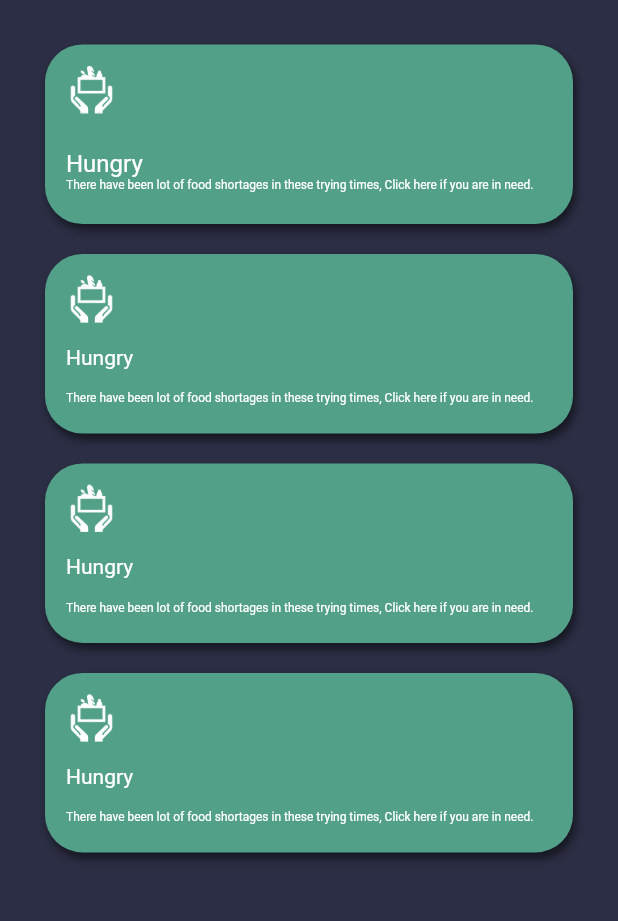
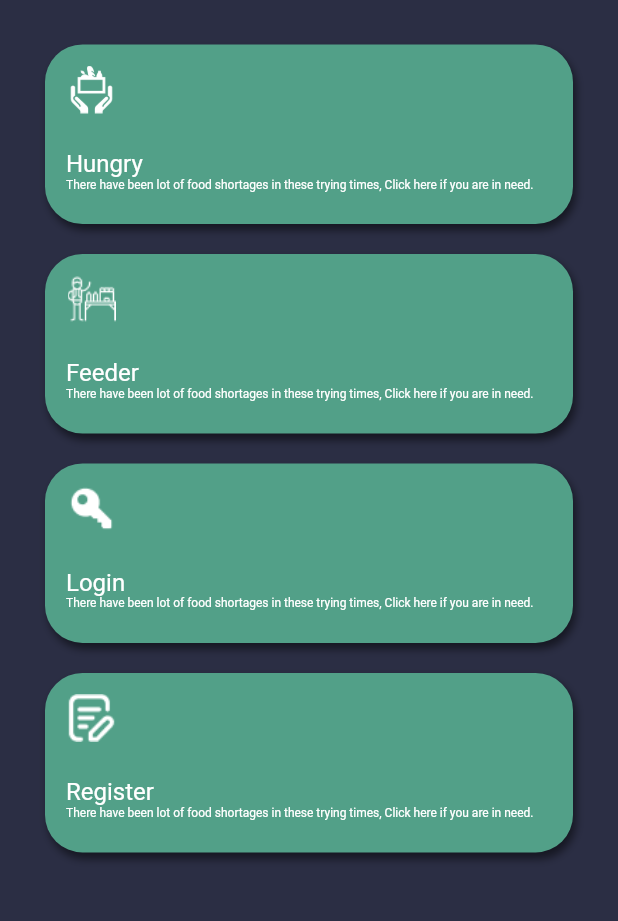
Before and after one commit to DB-25/impaco-2, a Flutter app: the HomeScreen screen opened directly, on a phone screen of 412 x 824 dp, the part 80-1001 px from its top. Run offline on Flutter 3.47's test engine with Material 2 defaults, Android fonts, the phone set to English and light mode, and no system bars.

```diff
--- a/lib/main.dart
+++ b/lib/main.dart
@@ -7,9 +7,9 @@ import 'src/screens/form_screen.dart';
 void main() => runApp(MaterialApp(
   title: "Impaco",
   theme: ThemeData(primarySwatch: Colors.blue),
-  //home: HomeScreen(),
+  home: HomeScreen(),
   //home: ResultScreen(),
-  home: FormScreen(),
+  //home: FormScreen(),
 ));
 
 //void main() => runApp(MyApp());
--- a/lib/src/models/data_model.dart
+++ b/lib/src/models/data_model.dart
@@ -1,8 +1,3 @@
-import 'dart:async';
-import 'dart:convert';
-
-import 'package:http/http.dart' as http;
-
 class DataModel {
   String primaryId;
   String attrOne;
--- a/lib/src/screens/home_screen.dart
+++ b/lib/src/screens/home_screen.dart
@@ -2,6 +2,26 @@ import 'package:flutter/cupertino.dart';
 import 'package:flutter/material.dart';
 
 class HomeScreen extends StatelessWidget {
+  var wOneData = {
+    'name': 'Hungry',
+    'image': 'assets/hungry_icon.png',
+    'color': '0xFF52A088'
+  };
+  var wTwoData = {
+    'name': 'Feeder',
+    'image': 'assets/feed_people.png',
+    'color': '0xFFDB6E8D'
+  };
+  var wThrData = {
+    'name': 'Login',
+    'image': 'assets/login.png',
+    'color': '0xFF678CC0'
+  };
+  var wFourData = {
+    'name': 'Register',
+    'image': 'assets/signup_up.png',
+    'color': '0xFFC26CC5'
+  };
   int yRatio = 120;
   @override
   Widget build(BuildContext context) {
@@ -14,13 +34,13 @@ class HomeScreen extends StatelessWidget {
             crossAxisAlignment: CrossAxisAlignment.start,
             children: <Widget>[
               titleTag(),
-              firstButton(),
+              firstButton(wOneData),
               Container(margin: EdgeInsets.only(bottom:20),),
-              secondButton(),
+              firstButton(wTwoData),
               Container(margin: EdgeInsets.only(bottom:20),),
-              thirdButton(),
+              firstButton(wThrData),
               Container(margin: EdgeInsets.only(bottom:20),),
-              fourthButton(),
+              firstButton(wFourData),
             ],
           ),
         ),
@@ -42,7 +62,7 @@ class HomeScreen extends StatelessWidget {
     );
   }
 
-  Widget firstButton() {
+  Widget firstButton(var wOneData1) {
     return AspectRatio(
       aspectRatio: 353 / yRatio,
       child: Container(
@@ -62,7 +82,7 @@ class HomeScreen extends StatelessWidget {
             crossAxisAlignment: CrossAxisAlignment.start,
             children: <Widget>[
               Image.asset(
-                "assets/hungry_icon.png",
+                wOneData1['image'],
                 width: 34,
                 height: 32,
               ),
@@ -73,7 +93,7 @@ class HomeScreen extends StatelessWidget {
                 crossAxisAlignment: CrossAxisAlignment.start,
                 children: <Widget>[
                   Text(
-                    "Hungry",
+                    wOneData1['name'],
                     style: TextStyle(
                       color: Colors.white,
                       fontSize: 16,
```
Also changed, not shown: lib/src/apis/data_api.dart (+16 -0 lines), lib/src/screens/sample.dart (added, +49 -0 lines).
